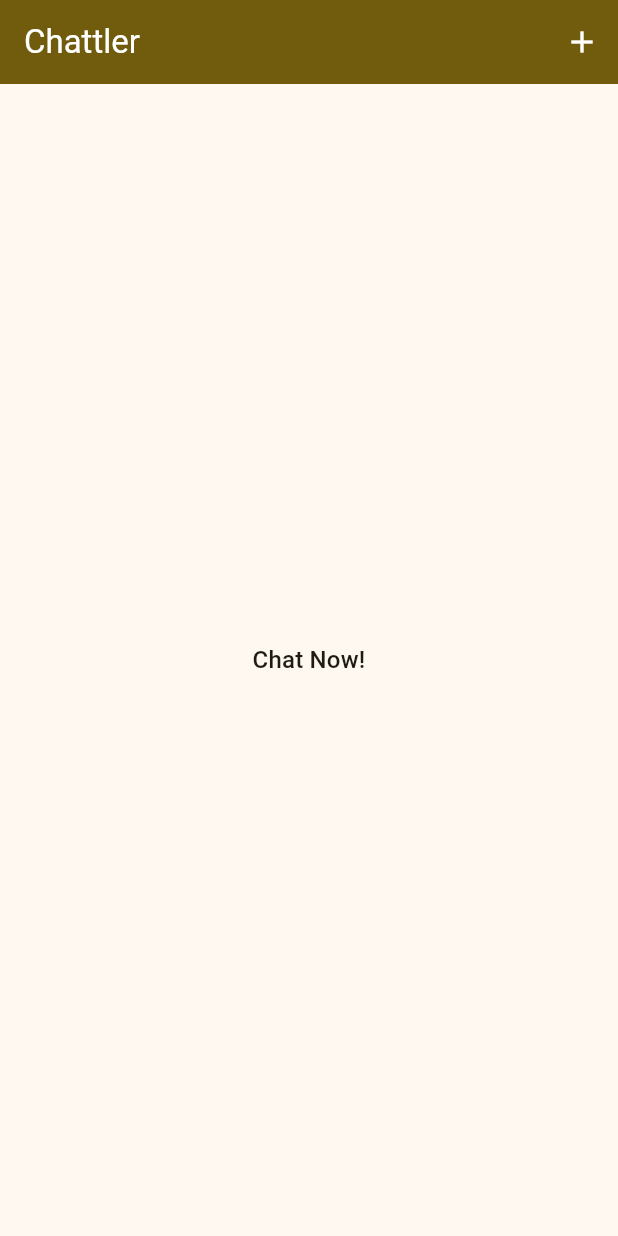
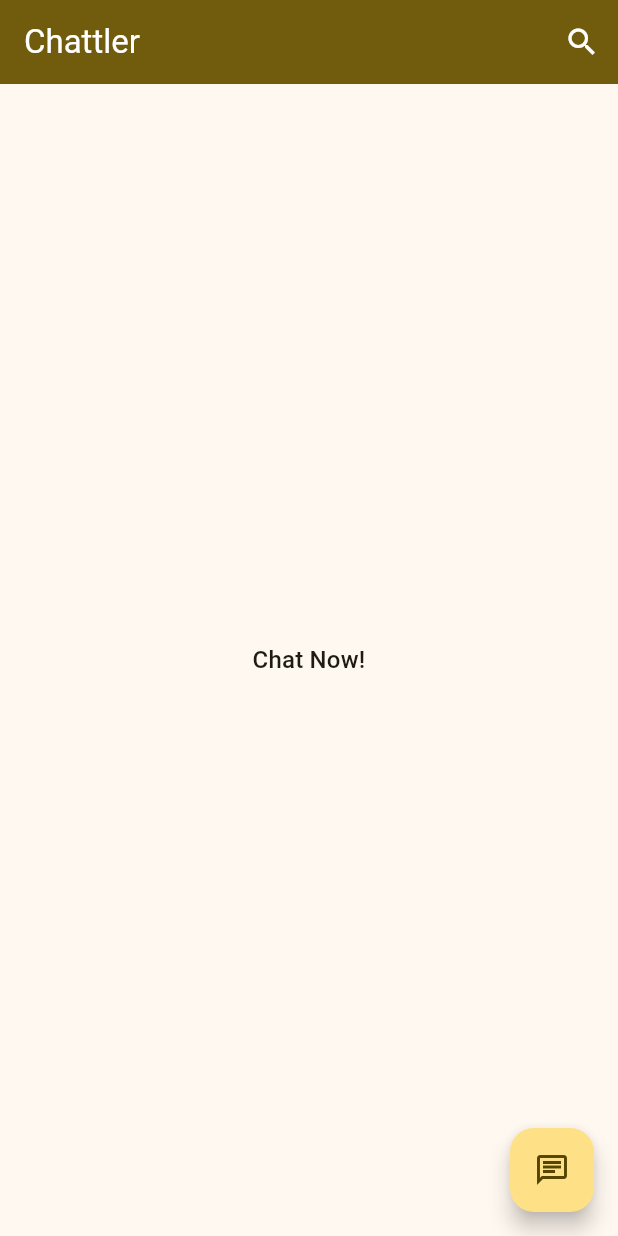
Before and after one commit to Reasondro/chattler_app, a Flutter app: the screen it shows after launch, on a phone screen of 412 x 824 dp. Run offline on Flutter 3.47's test engine with Material 3 defaults, Android fonts, the phone set to English and light mode, and no system bars; our stand-ins replace google_fonts; Roboto replaces fonts that are missing (Alexandria).

Commit message:
annoying moment, add floating button

```diff
--- a/lib/screens/chattler.dart
+++ b/lib/screens/chattler.dart
@@ -17,7 +17,7 @@ class _ChattlerState extends State<Chattler> {
         actions: [
           IconButton(
             onPressed: () {},
-            icon: const Icon(Icons.add),
+            icon: const Icon(Icons.search),
           )
         ],
       ),
@@ -32,6 +32,11 @@ class _ChattlerState extends State<Chattler> {
           textAlign: TextAlign.center,
         ),
       ),
+      floatingActionButton: FloatingActionButton(
+        onPressed: () {},
+        tooltip: "Talk shit!",
+        child: const Icon(Icons.chat_outlined),
+      ),
     );
   }
 }
```
